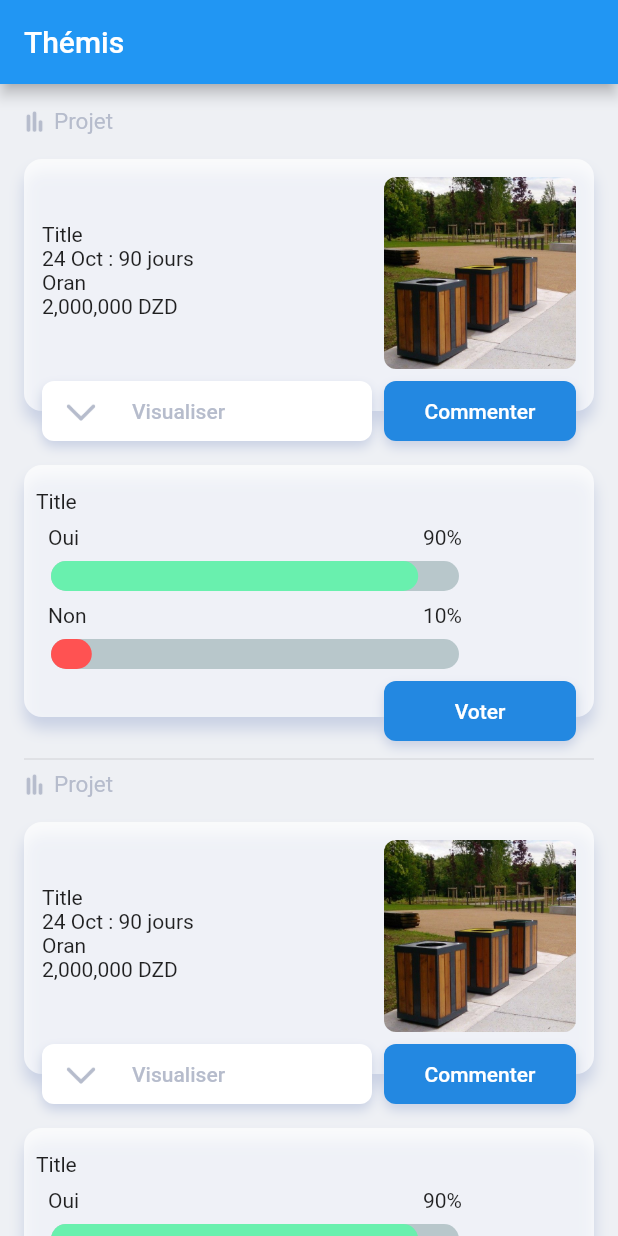
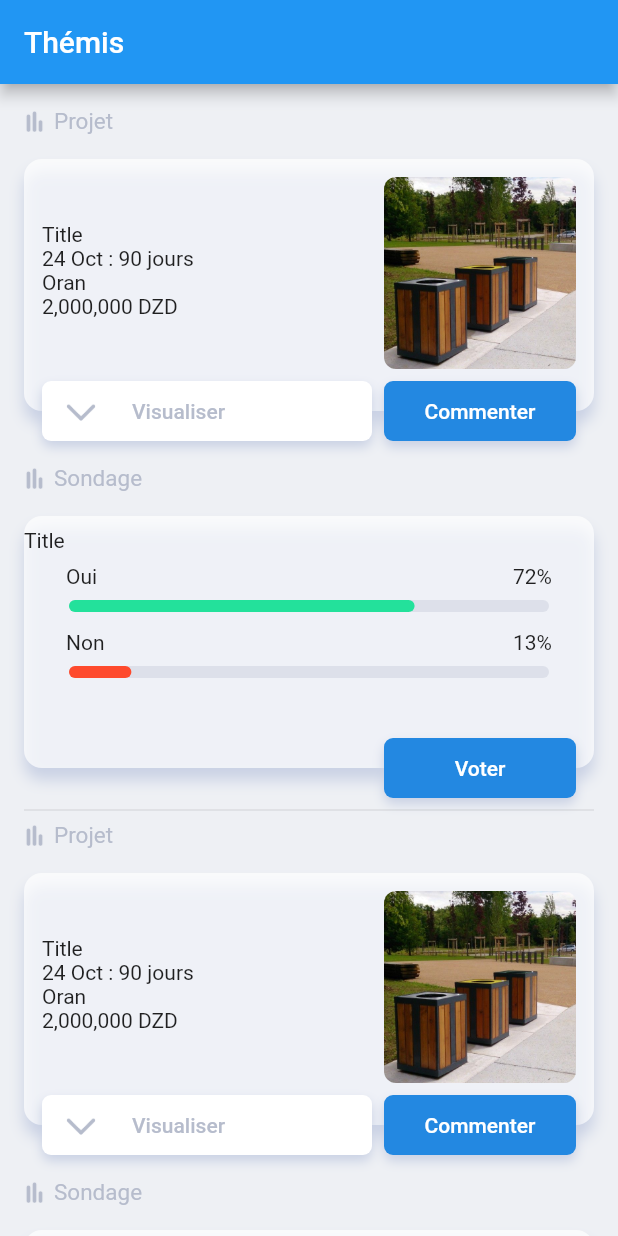
Before and after one commit to moho12n/bemyapp, a Flutter app: the screen it shows after launch, on a phone screen of 412 x 824 dp. Run offline on Flutter 3.47's test engine with Material 2 defaults, Android fonts, the phone set to English and light mode, and no system bars; drawn by our look-alikes of percent_indicator; Roboto replaces fonts that are missing (Oxygen).

Commit message:
design finalo

```diff
--- a/lib/models/buttons.dart
+++ b/lib/models/buttons.dart
@@ -8,7 +8,7 @@ class buttonVisualer extends StatelessWidget {
       width: 128,
       height: 40,
       decoration: BoxDecoration(
-        borderRadius: BorderRadius.circular(8),
+        borderRadius: BorderRadius.circular(6),
         color: Colors.white,
         boxShadow: [
           BoxShadow(
@@ -45,7 +45,7 @@ class buttonComment extends StatelessWidget {
       width: 128,
       height: 40,
       decoration: BoxDecoration(
-        borderRadius: BorderRadius.circular(8),
+        borderRadius: BorderRadius.circular(6),
         color: ThemeColors.mainBlue,
         boxShadow: [
           BoxShadow(
@@ -72,7 +72,7 @@ class buttonVoter extends StatelessWidget {
       width: 128,
       height: 40,
       decoration: BoxDecoration(
-        borderRadius: BorderRadius.circular(8),
+        borderRadius: BorderRadius.circular(6),
         color: ThemeColors.mainBlue,
         boxShadow: [
           BoxShadow(
--- a/lib/models/projectElements.dart
+++ b/lib/models/projectElements.dart
@@ -8,12 +8,26 @@ import 'package:percent_indicator/percent_indicator.dart';
 class Post extends StatelessWidget {
   @override
   Widget build(BuildContext context) {
-    return Column(children: <Widget>[
-      Row(children: <Widget>[
-        Image.asset('assets/icons/Poll.png', width: 14,), SizedBox(width: 6,),
-        Text('Projet', style: TextStyle(color: ThemeColors.Grey, fontSize: 15),),
-      ],),
-      SizedBox(height: 16,),
+    return Column(
+      children: <Widget>[
+        Row(
+          children: <Widget>[
+            Image.asset(
+              'assets/icons/Poll.png',
+              width: 14,
+            ),
+            SizedBox(
+              width: 6,
+            ),
+            Text(
+              'Projet',
+              style: TextStyle(color: ThemeColors.Grey, fontSize: 15),
+            ),
+          ],
+        ),
+        SizedBox(
+          height: 16,
+        ),
         Container(
             height: 188,
             width: MediaQuery.of(context).size.width - 16,
@@ -54,14 +68,16 @@ class Post extends StatelessWidget {
                         Column(
                           children: <Widget>[
                             Padding(
-                          padding: const EdgeInsets.only(top: 12, right: 12, bottom: 8, left: 8),
+                              padding: const EdgeInsets.only(
+                                  top: 12, right: 12, bottom: 8, left: 8),
                               child: Container(
                                 height: 128,
                                 width: 128,
                                 decoration: BoxDecoration(
                                   borderRadius: BorderRadius.circular(8.0),
                                   image: DecorationImage(
-                                image: AssetImage("assets/images/Project1.jpg"),
+                                    image: AssetImage(
+                                        "assets/images/Project1.jpg"),
                                     fit: BoxFit.cover,
                                   ),
                                 ),
@@ -73,18 +89,25 @@ class Post extends StatelessWidget {
                     ),
                     Row(
                       children: <Widget>[
-                    SizedBox(width: 12,),
+                        SizedBox(
+                          width: 12,
+                        ),
                         Expanded(child: buttonVisualer()),
-                    SizedBox(width: 8,),
+                        SizedBox(
+                          width: 8,
+                        ),
                         buttonComment(),
-                    SizedBox(width: 12,)
+                        SizedBox(
+                          width: 12,
+                        )
                       ],
                     )
                   ],
                 ),
               ],
             ))
-    ],);
+      ],
+    );
   }
 }
 
@@ -92,7 +115,26 @@ class Post extends StatelessWidget {
 class Poll extends StatelessWidget {
   @override
   Widget build(BuildContext context) {
-    return Container(
+    return Column(children: <Widget>[
+      Row(
+        children: <Widget>[
+          Image.asset(
+            'assets/icons/Poll.png',
+            width: 14,
+          ),
+          SizedBox(
+            width: 6,
+          ),
+          Text(
+            'Sondage',
+            style: TextStyle(color: ThemeColors.Grey, fontSize: 15),
+          ),
+        ],
+      ),
+      SizedBox(
+        height: 16,
+      ),
+      Container(
           height: 188,
           width: MediaQuery.of(context).size.width - 32,
           child: Stack(children: <Widget>[
@@ -111,102 +153,92 @@ class Poll extends StatelessWidget {
             ),
             Column(
               children: <Widget>[
-              Row(
-                children: <Widget>[
                 Column(
                   crossAxisAlignment: CrossAxisAlignment.start,
                   children: <Widget>[
                     SizedBox(
-                        height: 16,
+                      height: 8,
                     ),
-                      Container(
-                        padding: EdgeInsets.only(left: 8),
-                        child: Text("Title"),
-                      ),
+                    Text("Title"),
                     SizedBox(height: 8),
-                      Container(
-                        padding: EdgeInsets.only(left: 16),
-                        height: 16,
-                        width: MediaQuery.of(context).size.width - 96,
-                        child: Row(
+                    Padding(
+                      padding: const EdgeInsets.symmetric(horizontal: 20),
+                      child: Column(
                         children: <Widget>[
-                            Expanded(
-                              child: Text(
+                          Row(
+                            children: <Widget>[
+                              SizedBox(width: 8,),
+                              Text(
                                 "Oui",
-                              ),
-                              flex: 1,
                               ),
                               Expanded(
                                 child: SizedBox(),
-                              flex: 4,
                               ),
-                            Expanded(
-                              child: Text("90%"),
-                              flex: 1,
+                              Text("72%"),
+                              SizedBox(width: 8,),
+                            ],
+                          ),
+                          SizedBox(height: 8,),
+                          LinearPercentIndicator(
+                            animation: true,
+                            lineHeight: 8.0,
+                            animationDuration: 1000,
+                            percent: 0.72,
+                            linearStrokeCap: LinearStrokeCap.roundAll,
+                            progressColor: ThemeColors.Green,
+                            backgroundColor: ThemeColors.LightGrey,
                           ),
                         ],
                       ),
                     ),
+
+                    SizedBox(height: 12),
+
                     Padding(
-                        padding: EdgeInsets.all(8.0),
-                        child: new LinearPercentIndicator(
-                          width: MediaQuery.of(context).size.width - 120,
-                          animation: true,
-                          lineHeight: 20.0,
-                          animationDuration: 2000,
-                          percent: 0.9,
-                          linearStrokeCap: LinearStrokeCap.roundAll,
-                          progressColor: Colors.greenAccent,
-                        ),
-                      ),
-                      Container(
-                        padding: EdgeInsets.only(left: 16),
-                        height: 16,
-                        width: MediaQuery.of(context).size.width - 96,
-                        child: Row(
+                      padding: const EdgeInsets.symmetric(horizontal: 20),
+                      child: Column(
                         children: <Widget>[
-                            Expanded(
-                              child: Text(
+                          Row(
+                            children: <Widget>[
+                              SizedBox(width: 8,),
+                              Text(
                                 "Non",
-                              ),
-                              flex: 1,
                               ),
                               Expanded(
                                 child: SizedBox(),
-                              flex: 4,
                               ),
-                            Expanded(
-                              child: Text("10%"),
-                              flex: 1,
+                              Text("13%"),
+                              SizedBox(width: 8,),
+                            ],
+                          ),
+                          SizedBox(height: 8,),
+                          LinearPercentIndicator(
+                            animation: true,
+                            lineHeight: 8.0,
+                            animationDuration: 1000,
+                            percent: 0.13,
+                            linearStrokeCap: LinearStrokeCap.roundAll,
+                            progressColor: ThemeColors.Red,
+                            backgroundColor: ThemeColors.LightGrey,
                           ),
                         ],
                       ),
                     ),
-                      Padding(
-                        padding: EdgeInsets.all(8.0),
-                        child: new LinearPercentIndicator(
-                          width: MediaQuery.of(context).size.width - 120,
-                          animation: true,
-                          lineHeight: 20.0,
-                          animationDuration: 2000,
-                          percent: 0.1,
-                          linearStrokeCap: LinearStrokeCap.roundAll,
-                          progressColor: Colors.redAccent,
-                        ),
-                      ),
-                    ],
-                  )
                   ],
                 ),
+                Expanded(child: SizedBox()),
                 Row(
                   mainAxisAlignment: MainAxisAlignment.end,
                   children: <Widget>[
                     buttonVoter(),
-                  SizedBox(width: 12,)
+                    SizedBox(
+                      width: 12,
+                    )
                   ],
                 ),
               ],
             ),
-        ]));
+          ]))
+    ]);
   }
 }
--- a/lib/theme.dart
+++ b/lib/theme.dart
@@ -4,9 +4,10 @@ import 'main.dart';
 class ThemeColors {
   static const Color mainBlue = Color(0xFF2388e1);
 
+  static const Color LightGrey = Color(0x50b6bccc);
   static const Color Grey = Color(0xffb6bccc);
   static const Color DarkGrey = Color(0xFF546E7A);
 
-  static const Color Orange = Color(0xFFF16358);
-  static const Color Magenta = Color(0xFFF05176);
+  static const Color Green = Color(0xFF23e19b);
+  static const Color Red = Color(0xFFfe4a2d);
 }
```
Lines whose indentation alone changed are shown as unchanged.
